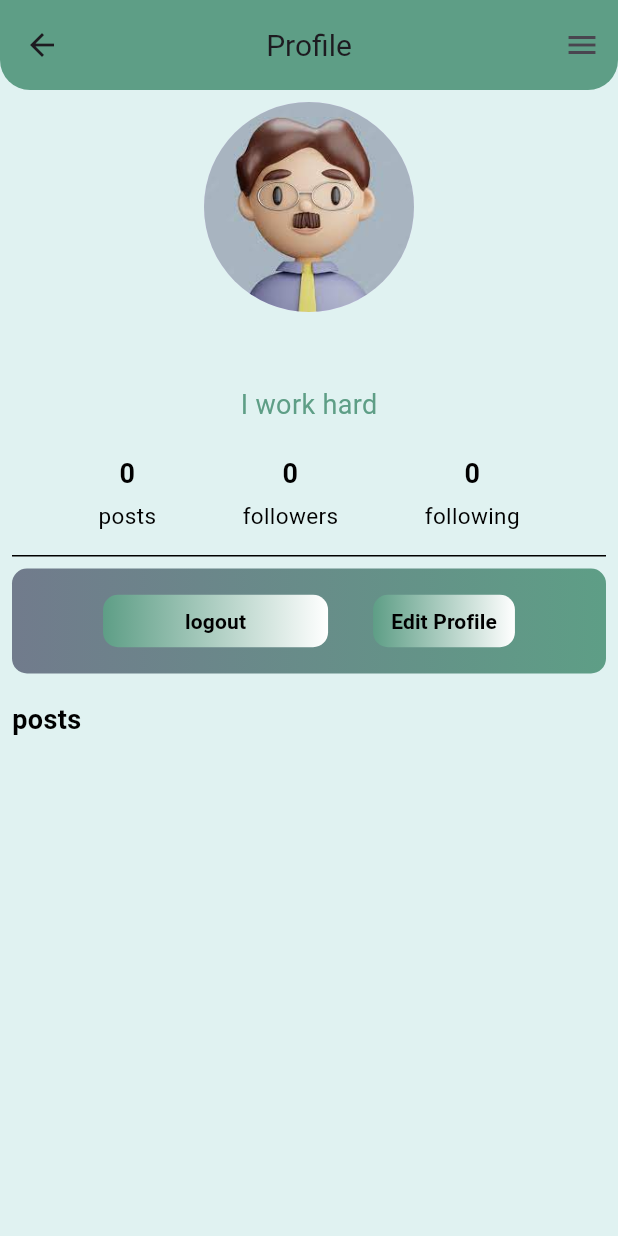
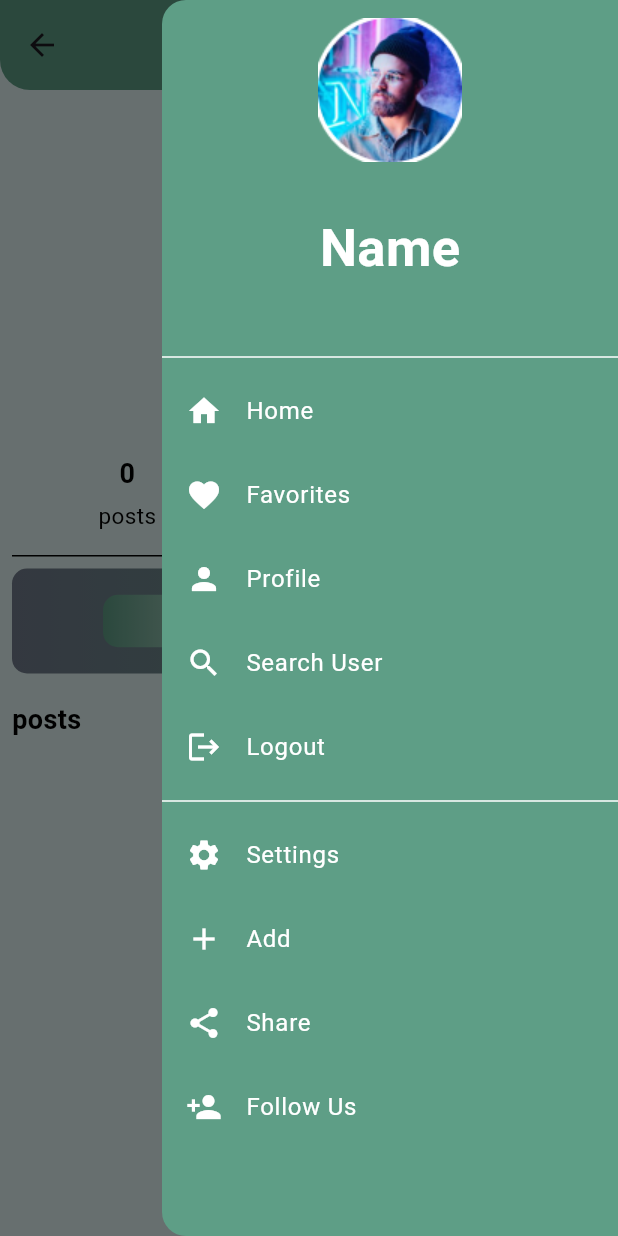
Before and after one commit to engahmadghneem999/time_statues, a Flutter app: the ProfileScreen screen opened by its route, in the side drawer, after a tap on "Home", on a phone screen of 412 x 824 dp. Run offline on Flutter 3.47's test engine with Material 3 defaults, Android fonts, the phone set to English and light mode, and no system bars; our stand-ins replace awesome_dialog, carousel_slider, chat_bubbles, dartz, flutter_screenutil, flutter_settings_screens and 13 more; missing offline and left inert: flex_color_picker, graphic_representation; accounts and stored records are empty; network calls fail; Roboto replaces fonts that are missing (Signatra); project files that could hold a hidden picture were left out.

Commit message:
changes on BottomNav bar and Drawer UI

```diff
--- a/lib/register/controller/register_controller.dart
+++ b/lib/register/controller/register_controller.dart
@@ -93,7 +93,7 @@ void setLoading(bool value) {
             .setBool(SharedPreferencesKeys.isLoginKey, true);
 
         Get.offAll(
-          () => const CustomBottomNavigationBar(),
+          () =>  CustomBottomNavigationBar(),
         );
       } else {
         Get.to(
--- a/lib/view/chatting/one_to_one_chat/views/one_to_one_chatting_screen/widgets/pinned_messages_section.dart
+++ b/lib/view/chatting/one_to_one_chat/views/one_to_one_chatting_screen/widgets/pinned_messages_section.dart
@@ -1,4 +1,6 @@
 import 'package:flutter/material.dart';
+import 'package:flutter/widgets.dart';
+import 'package:flutter_screenutil/flutter_screenutil.dart';
 import 'package:get/get.dart';
 import 'package:time_status/core/constant/color.dart';
 import 'package:time_status/view/chatting/one_to_one_chat/views/in_one_to_one_chat/controller/get_pin_controller.dart';
@@ -25,13 +27,17 @@ class PinnedMessagesSection extends StatelessWidget {
               Row(
                 mainAxisAlignment: MainAxisAlignment.center,
                 children: [
-                  Icon(Icons.push_pin),
+                  Icon(
+                    Icons.push_pin,
+                    size: 20.h,
+                  ),
+                  SizedBox(width: 10.w),
                   Text(
-                    'Pinned messages:',
+                    'Pinned messages:'.tr,
                     style: TextStyle(fontSize: 15),
                   ),
                   Container(
-                    height: 30,
+                    height: 30.h,
                     child: ListView.builder(
                       scrollDirection: Axis.horizontal,
                       shrinkWrap: true,
@@ -41,7 +47,7 @@ class PinnedMessagesSection extends StatelessWidget {
                             getPinMessageController.pinnedMessages[index];
                         return Row(
                           children: [
-                            SizedBox(width: 10),
+                            SizedBox(width: 10.w),
                             Text(
                               pinnedMessage.text,
                               style: TextStyle(fontSize: 15),
@@ -53,7 +59,7 @@ class PinnedMessagesSection extends StatelessWidget {
                   ),
                 ],
               ),
-              Divider(color: AppColor.appbargreen),
+              // Divider(color: AppColor.appbargreen),
             ],
           ),
         );
--- a/lib/view/login/controller/login_controller.dart
+++ b/lib/view/login/controller/login_controller.dart
@@ -91,7 +91,7 @@ class LoginController extends GetxController {
         print(response.statusCode);
 
         Get.offAll(
-          () => const CustomBottomNavigationBar(),
+          () => CustomBottomNavigationBar(),
         );
         isLoading = false;
         update();
--- a/lib/view/splash/controller/splash_controller.dart
+++ b/lib/view/splash/controller/splash_controller.dart
@@ -27,7 +27,7 @@ class SplashController extends GetxController {
         if (myServices.sharedPreferences
                 .getBool(SharedPreferencesKeys.isLoginKey) ==
             true) {
-          Get.to(const CustomBottomNavigationBar());
+          Get.to( CustomBottomNavigationBar());
         } else {
           Get.toNamed(AppRoute.logIn);
         }
--- a/lib/widget/bottom_nav_bar.dart
+++ b/lib/widget/bottom_nav_bar.dart
@@ -42,6 +42,7 @@ class _MyHomePageState extends State<CustomBottomNavigationBar> {
   @override
   Widget build(BuildContext context) {
     return Scaffold(
+      backgroundColor: AppColor.white,
       body: PageView(
         physics: const NeverScrollableScrollPhysics(),
         controller: _pageController,
@@ -132,10 +133,9 @@ class _MyHomePageState extends State<CustomBottomNavigationBar> {
         ],
       ),
       bottomNavigationBar: BottomAppBar(
-        padding: const EdgeInsets.fromLTRB(25, 0, 25, 0),
+        padding: const EdgeInsets.fromLTRB(0, 0, 0, 0),
         color: Colors.transparent,
         child: ClipRRect(
-          borderRadius: BorderRadius.circular(15),
           child: BottomNavigationBar(
             items: <BottomNavigationBarItem>[
               BottomNavigationBarItem(
@@ -253,10 +253,8 @@ class _MyHomePageState extends State<CustomBottomNavigationBar> {
             type: BottomNavigationBarType.fixed,
             showSelectedLabels: false,
             showUnselectedLabels: false,
-
             enableFeedback: false,
-            selectedItemColor:
-                AppColor.oranegapp, // Set the selected item color to orange
+            selectedItemColor: AppColor.oranegapp,
           ),
         ),
       ),
--- a/lib/widget/drawer.dart
+++ b/lib/widget/drawer.dart
@@ -1,4 +1,6 @@
 import 'package:flutter/material.dart';
+import 'package:flutter_settings_screens/flutter_settings_screens.dart';
+import 'package:time_status/core/app_export.dart';
 import 'package:time_status/widget/draweitem.dart';
 import '../view/settings/screens/settings_screen.dart';
 
@@ -8,156 +10,63 @@ class MyDrawer extends StatelessWidget {
   @override
   Widget build(BuildContext context) {
     return Drawer(
-      backgroundColor: Colors.black54,
+      backgroundColor: AppColor.appbargreen,
       child: SingleChildScrollView(
-        child: Padding(
-          padding: const EdgeInsets.fromLTRB(14, 80, 24, 0),
         child: Column(
+          crossAxisAlignment: CrossAxisAlignment.stretch,
           children: [
-              headerWiget(),
-              Padding(
-                padding: const EdgeInsets.only(bottom: 2.0),
-                child: DrawerItem(
-                  name: 'Home',
-                  icon: Icons.home,
-                  onPressd: () => onItemPressed(context, index: 0),
-                ),
-              ),
-              const Divider(
-                height: 2,
-                color: Colors.white,
-              ),
-              Padding(
-                padding: const EdgeInsets.only(top: 20, bottom: 2.0),
-                child: DrawerItem(
-                  name: 'Favorites',
-                  icon: Icons.star_border_sharp,
-                  onPressd: () => onItemPressed(context, index: 1),
-                ),
-              ),
-              const Divider(
-                height: 2,
-                color: Colors.white,
-              ),
-              Padding(
-                padding: const EdgeInsets.only(top: 20.0, bottom: 2),
-                child: DrawerItem(
-                    name: 'Profile',
-                    icon: Icons.person_rounded,
-                    onPressd: () => onItemPressed(context, index: 2)),
-              ),
-              const Divider(
-                height: 2,
-                color: Colors.white60,
-              ),
-              Padding(
-                padding: const EdgeInsets.only(top: 20.0, bottom: 2),
-                child: DrawerItem(
-                    name: 'Search user',
-                    icon: Icons.baby_changing_station,
-                    onPressd: () => onItemPressed(context, index: 3)),
-              ),
-              const Divider(height: 2, color: Colors.white60),
-              Padding(
-                padding: const EdgeInsets.only(top: 20.0, bottom: 2),
-                child: DrawerItem(
-                    name: 'Add',
-                    icon: Icons.compare,
-                    onPressd: () => onItemPressed(context, index: 4)),
-              ),
-              const Divider(height: 2, color: Colors.white60),
-              Padding(
-                padding: const EdgeInsets.only(top: 20.0, bottom: 2),
-                child: DrawerItem(
-                    name: 'settings',
-                    icon: Icons.photo,
-                    onPressd: () => onItemPressed(context, index: 5)),
-              ),
-              const Divider(height: 2, color: Colors.white60),
-              Padding(
-                padding: const EdgeInsets.only(top: 20.0, bottom: 2),
-                child: DrawerItem(
-                    name: 'ShareApp',
-                    icon: Icons.share,
-                    onPressd: () => onItemPressed(context, index: 6)),
-              ),
-              const Divider(height: 2, color: Colors.white60),
-              Padding(
-                padding: const EdgeInsets.only(top: 20.0),
-                child: DrawerItem(
-                    name: 'FollowUs',
-                    icon: Icons.request_page,
-                    onPressd: () => onItemPressed(context, index: 7)),
-              ),
-              const Divider(height: 2, color: Colors.white60),
-              SizedBox(
-                height: 50,
-              )
+            headerWidget(),
+            Divider(color: Colors.white),
+            buildListTile(Icons.home, "Home", () {}),
+            buildListTile(Icons.favorite, "Favorites", () {}),
+            buildListTile(Icons.person, "Profile", () {}),
+            buildListTile(Icons.search, "Search User", () {}),
+            buildListTile(Icons.logout, "Logout", () {}),
+            Divider(color: Colors.white),
+            buildListTile(Icons.settings, "Settings", () {
+              Navigator.of(context).push(
+                  MaterialPageRoute(builder: (context) => SettingScreen()));
+            }),
+            buildListTile(Icons.add, "Add", () {}),
+            buildListTile(Icons.share, "Share", () {}),
+            buildListTile(Icons.person_add, "Follow Us", () {}),
           ],
-          ),
         ),
       ),
     );
   }
 
-  void onItemPressed(BuildContext context, {required int index}) {
-    Navigator.pop(context);
-    switch (index) {
-      case 0:
-        break;
-      case 1:
-        break;
-
-      case 2:
-        break;
-      case 3:
-        break;
-      case 4:
-        break;
-      case 5:
-        Navigator.of(context)
-            .push(MaterialPageRoute(builder: (context) => SettingScreen()));
-        break;
-      case 6:
-        //todo share link app
-        //Share.share('www.google.com');
-        break;
-      case 7:
-        // Navigator.of(context).push(
-        //     MaterialPageRoute(builder: (context) => Favorites()));
-        break;
-      default:
-        Navigator.pop(context);
-        break;
-    }
+  ListTile buildListTile(IconData icon, String title, Function() onPressed) {
+    return ListTile(
+      leading: Icon(icon, color: Colors.white),
+      title: Text(title, style: TextStyle(color: Colors.white)),
+      onTap: onPressed,
+    );
   }
 
-  Widget headerWiget() {
+  Widget headerWidget() {
     return Column(
       children: [
         Container(
           width: 120,
           height: 120,
-          decoration: const BoxDecoration(
+          decoration: BoxDecoration(
             image: DecorationImage(
-                  image: AssetImage(
-            'assets/images/img_rectangle163_2.png',
-          ))),
+              image: AssetImage('assets/images/img_rectangle163_2.png'),
             ),
-        SizedBox(
-          height: 20,
           ),
-        const Text(
-          "name",
+        ),
+        SizedBox(height: 20),
+        Text(
+          "Name",
           style: TextStyle(
             color: Colors.white,
             fontSize: 35,
             fontWeight: FontWeight.bold,
-              fontFamily: "Signatra"),
+            fontFamily: "Signatra",
           ),
-        const SizedBox(
-          height: 40,
         ),
+        SizedBox(height: 40),
       ],
     );
   }
```
Lines whose indentation alone changed are shown as unchanged.
